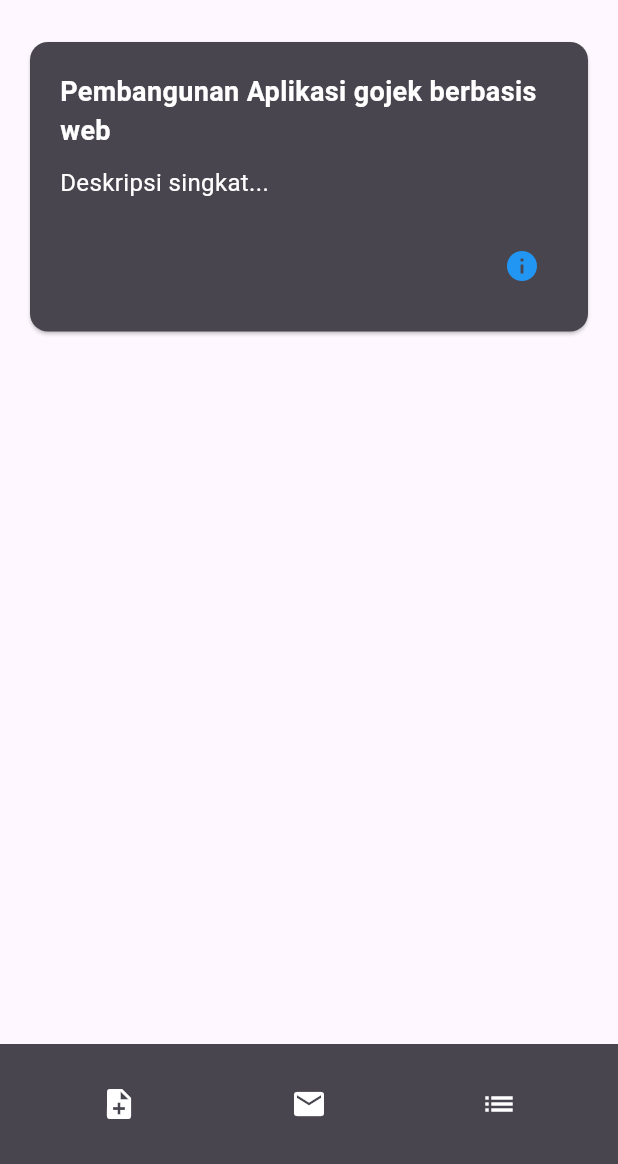
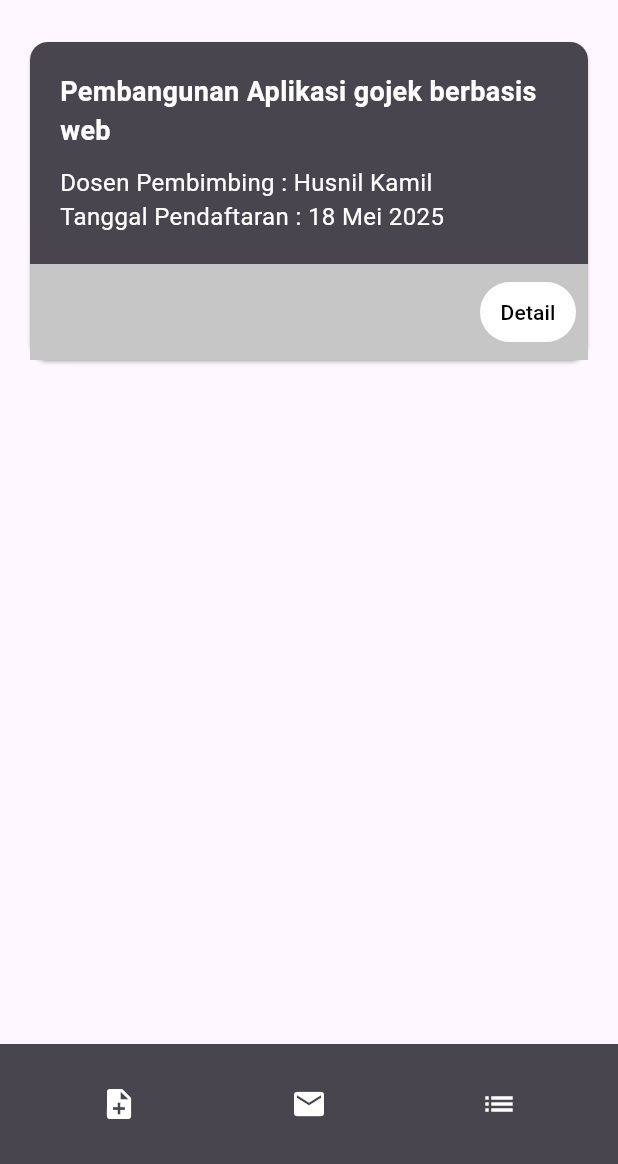
Before and after one commit to FikranSE/fikran_2111521024_progres-layout-pmp-, a Flutter app: the screen it shows after launch, on a phone screen of 412 x 824 dp, the part 72-1236 px from its top. Run offline on Flutter 3.47's test engine with Material 3 defaults, Android fonts, the phone set to English and light mode, and no system bars; our stand-ins replace file_picker; network calls fail.

Commit message:
revisi layout

```diff
--- a/lib/main.dart
+++ b/lib/main.dart
@@ -49,7 +49,10 @@
           Card(
             margin: EdgeInsets.symmetric(horizontal: 20),
             color: Color(0xFF49454F),
-            child: Padding(
+            child: Column(
+              crossAxisAlignment: CrossAxisAlignment.start,
+              children: [
+                Padding(
                   padding: EdgeInsets.all(20),
                   child: Column(
                     crossAxisAlignment: CrossAxisAlignment.start,
@@ -64,18 +67,27 @@
                       ),
                       SizedBox(height: 10),
                       Text(
-                    'Deskripsi singkat...',
+                        'Dosen Pembimbing : Husnil Kamil\nTanggal Pendaftaran : 18 Mei 2025',
                         style: TextStyle(
                           fontSize: 16,
                           color: Colors.white,
                         ),
                       ),
-                  SizedBox(height: 20),
-                  Row(
+                    ],
+                  ),
+                ),
+                Container(
+                  width: double
+                      .infinity, // Ensures the container takes up full width
+                  color: Color.fromARGB(255, 199, 198, 198),
+                  padding: EdgeInsets.all(8.0),
+                  child: Row(
                     mainAxisAlignment: MainAxisAlignment.end,
                     children: [
-                      IconButton(
-                        // Mengganti TextButton menjadi IconButton
+                      TextButton(
+                        style: TextButton.styleFrom(
+                          backgroundColor: Colors.white,
+                        ),
                         onPressed: () {
                           Navigator.push(
                             context,
@@ -84,16 +96,17 @@
                             ),
                           );
                         },
-                        icon: Icon(
-                          // Menetapkan ikon untuk IconButton
-                          Icons.info, // Contoh: Menggunakan ikon info
-                          color: Colors.blue, // Memberikan warna ikon
+                        child: Text(
+                          'Detail',
+                          style: TextStyle(
+                            color: Colors.black,
+                          ),
                         ),
                       ),
                     ],
                   ),
+                ),
               ],
-              ),
             ),
           ),
         ],
@@ -107,7 +120,6 @@
             children: [
               Expanded(
                 child: IconButton(
-                  // Mengganti TextButton menjadi IconButton
                   onPressed: () {
                     Navigator.push(
                       context,
@@ -117,15 +129,13 @@
                     );
                   },
                   icon: Icon(
-                    // Menetapkan ikon untuk IconButton
-                    Icons.note_add, // Contoh: Menggunakan ikon tambah
-                    color: Colors.white, // Memberikan warna ikon
+                    Icons.note_add,
+                    color: Colors.white,
                   ),
                 ),
               ),
               Expanded(
                 child: IconButton(
-                  // Mengganti TextButton menjadi IconButton
                   onPressed: () {
                     Navigator.push(
                       context,
@@ -135,22 +145,19 @@
                     );
                   },
                   icon: Icon(
-                    // Menetapkan ikon untuk IconButton
-                    Icons.mail, // Contoh: Menggunakan ikon surat
-                    color: Colors.white, // Memberikan warna ikon
+                    Icons.mail,
+                    color: Colors.white,
                   ),
                 ),
               ),
               Expanded(
                 child: IconButton(
-                  // Mengganti TextButton menjadi IconButton
                   onPressed: () {
                     // Tindakan ketika tombol List TA ditekan
                   },
                   icon: Icon(
-                    // Menetapkan ikon untuk IconButton
-                    Icons.list, // Contoh: Menggunakan ikon daftar/list
-                    color: Colors.white, // Memberikan warna ikon
+                    Icons.list,
+                    color: Colors.white,
                   ),
                 ),
               ),
```
Lines whose indentation alone changed are shown as unchanged.
